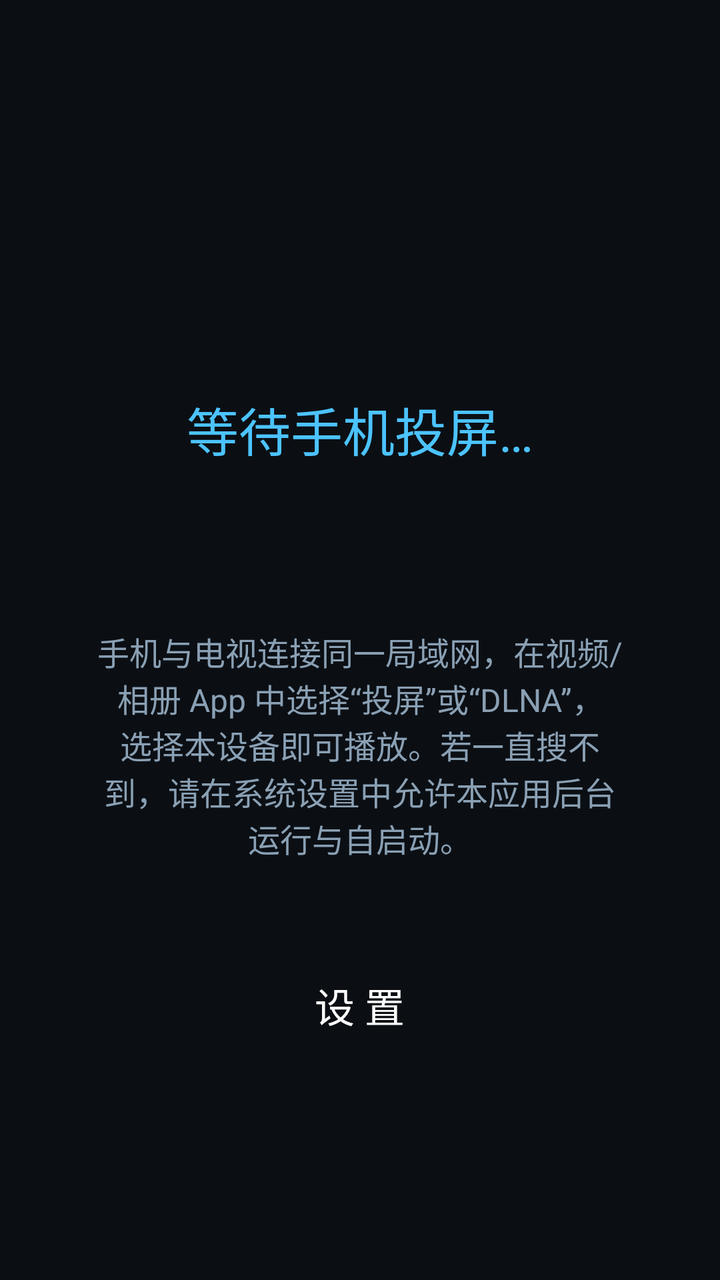
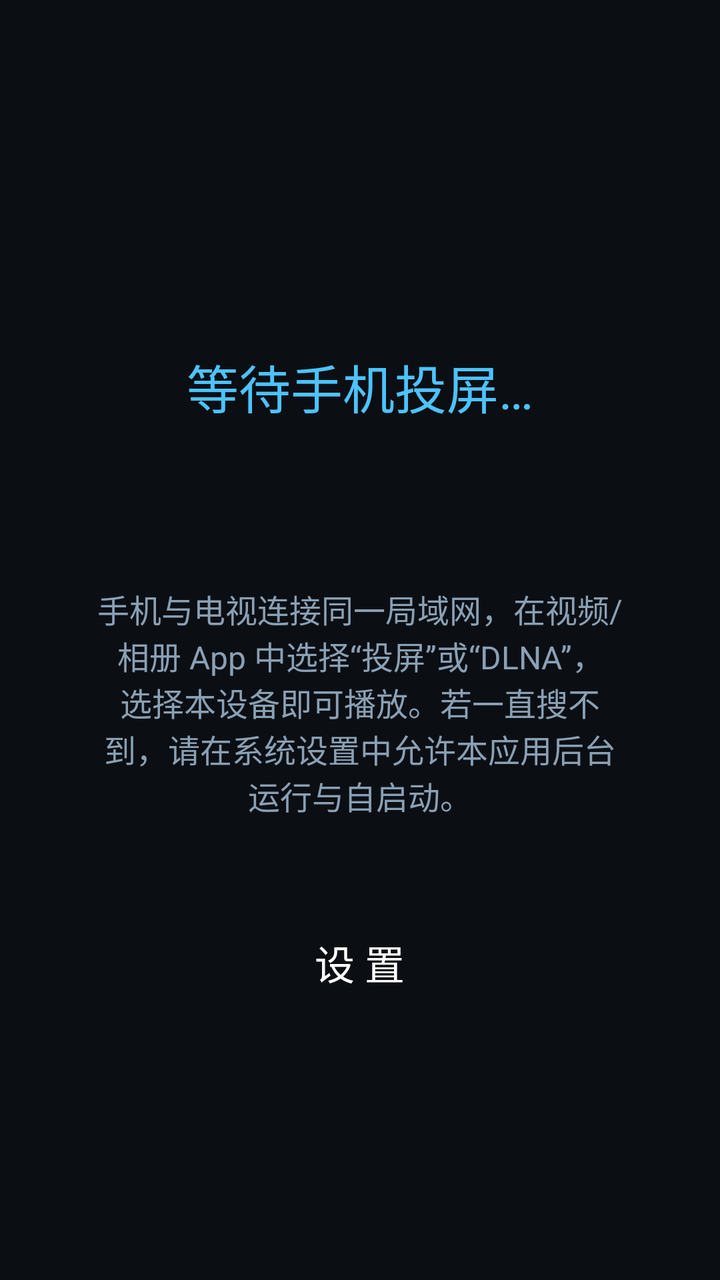

The first picture is an Android layout as it rendered before a commit; the second is the same layout after the commit. The layout source and the unified diff follow.
<!-- AndroidManifest.xml: application theme Theme.TVCast -->
<!-- res/layout/fragment_standby.xml -->
<?xml version="1.0" encoding="utf-8"?>
<LinearLayout xmlns:android="http://schemas.android.com/apk/res/android"
    android:layout_width="match_parent"
    android:layout_height="match_parent"
    android:background="@color/background"
    android:gravity="center"
    android:orientation="vertical"
    android:padding="48dp">

    <TextView
        android:id="@+id/device_name"
        android:layout_width="wrap_content"
        android:layout_height="wrap_content"
        android:textColor="@color/textPrimary"
        android:textSize="44sp"
        android:textStyle="bold" />

    <TextView
        android:layout_width="wrap_content"
        android:layout_height="wrap_content"
        android:layout_marginTop="24dp"
        android:text="@string/standby_waiting"
        android:textColor="@color/accent"
        android:textSize="26sp" />

    <TextView
        android:id="@+id/network_state"
        android:layout_width="wrap_content"
        android:layout_height="wrap_content"
        android:layout_marginTop="16dp"
        android:textColor="@color/textDim"
        android:textSize="18sp" />

    <TextView
        android:layout_width="wrap_content"
        android:layout_height="wrap_content"
        android:layout_marginTop="40dp"
        android:gravity="center"
        android:text="@string/standby_hint"
        android:textColor="@color/textDim"
        android:textSize="16sp" />

    <Button
        android:id="@+id/btn_settings"
        android:layout_width="wrap_content"
        android:layout_height="wrap_content"
        android:layout_marginTop="48dp"
        android:background="?android:attr/selectableItemBackground"
        android:paddingStart="32dp"
        android:paddingEnd="32dp"
        android:text="@string/standby_settings"
        android:textColor="@color/textPrimary"
        android:textSize="20sp" />
</LinearLayout>
<!-- resources referenced by this layout -->
<resources>
  <color name="accent">#4CC3FF</color>
  <color name="background">#0B0F14</color>
  <color name="textDim">#8AA0B4</color>
  <color name="textPrimary">#FFFFFF</color>
  <string name="standby_hint">手机与电视连接同一局域网，在视频/相册 App 中选择“投屏”或“DLNA”，\n选择本设备即可播放。若一直搜不到，请在系统设置中允许本应用后台运行与自启动。</string>
  <string name="standby_settings">设 置</string>
  <string name="standby_waiting">等待手机投屏…</string>
  <style name="Theme.TVCast" parent="Theme.AppCompat.NoActionBar">
          <item name="android:windowBackground">@color/background</item>
          <item name="colorAccent">@color/accent</item>
          <item name="android:textColorPrimary">@color/textPrimary</item>
          <item name="android:textColorSecondary">@color/textDim</item>
      </style>
</resources>

<!-- the commit's change to res/layout/fragment_standby.xml (unified diff, before → after) -->
@@ -51,4 +51,12 @@
         android:text="@string/standby_settings"
         android:textColor="@color/textPrimary"
         android:textSize="20sp" />
+
+    <TextView
+        android:id="@+id/version_text"
+        android:layout_width="wrap_content"
+        android:layout_height="wrap_content"
+        android:layout_marginTop="24dp"
+        android:textColor="@color/textDim"
+        android:textSize="14sp" />
 </LinearLayout>
